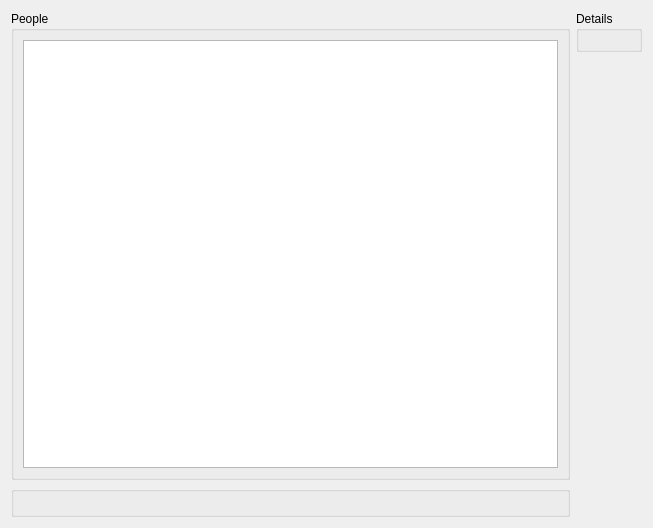
First picture: the form in example/views/groupview.ui, repository gshklover/qtbind, before the edit.
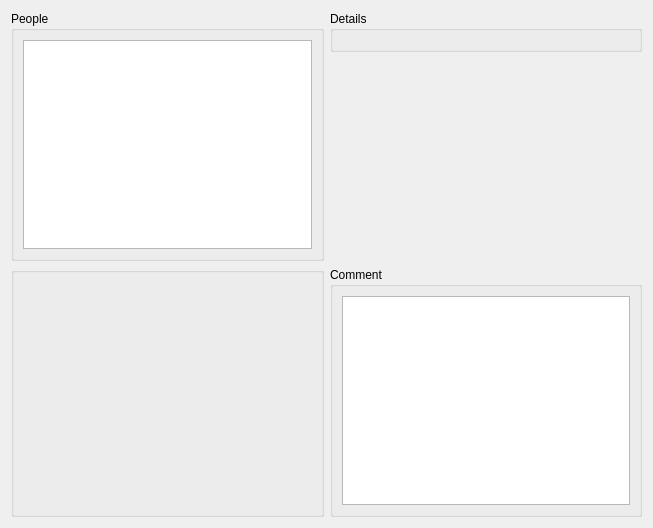
Second picture: the form after the edit. Custom widgets are drawn as their Qt base class.

Commit message: Added exception for handling 'text' in QTextEdit.

Diff of the .ui file:
```diff
--- a/example/views/groupview.ui
+++ b/example/views/groupview.ui
@@ -35,7 +35,7 @@
     </widget>
    </item>
 
-   <item row="0" column="1" rowspan="2" alignment="Qt::AlignTop">
+   <item row="0" column="1" alignment="Qt::AlignTop">
     <widget class="QGroupBox" name="groupBox_2">
      <property name="title">
       <string>Details</string>
@@ -52,13 +52,26 @@
     <widget class="QGroupBox" name="groupBox_3">
      <property name="title"><binding path="name" mode="READ"/></property>
      <layout class="QGridLayout">
-      <item row="0" column="0">
+      <item row="0" column="0" alignment="Qt::AlignTop">
        <widget class="PersonView" name="_leader" native="true"/>
       </item>
      </layout>
     </widget>
    </item>
 
+   <item row="1" column="1">
+    <widget class="QGroupBox" name="groupBox_4">
+     <property name="title"><string>Comment</string></property>
+     <layout class="QGridLayout">
+       <item row="0" column="0">
+        <widget class="QTextEdit" name="_comment">
+         <property name="text"><binding path="comment"/></property>
+        </widget>
+       </item>
+     </layout>
+    </widget>
+   </item>
+
   </layout>
  </widget>
 
```
The commit also changes 3 other files.
